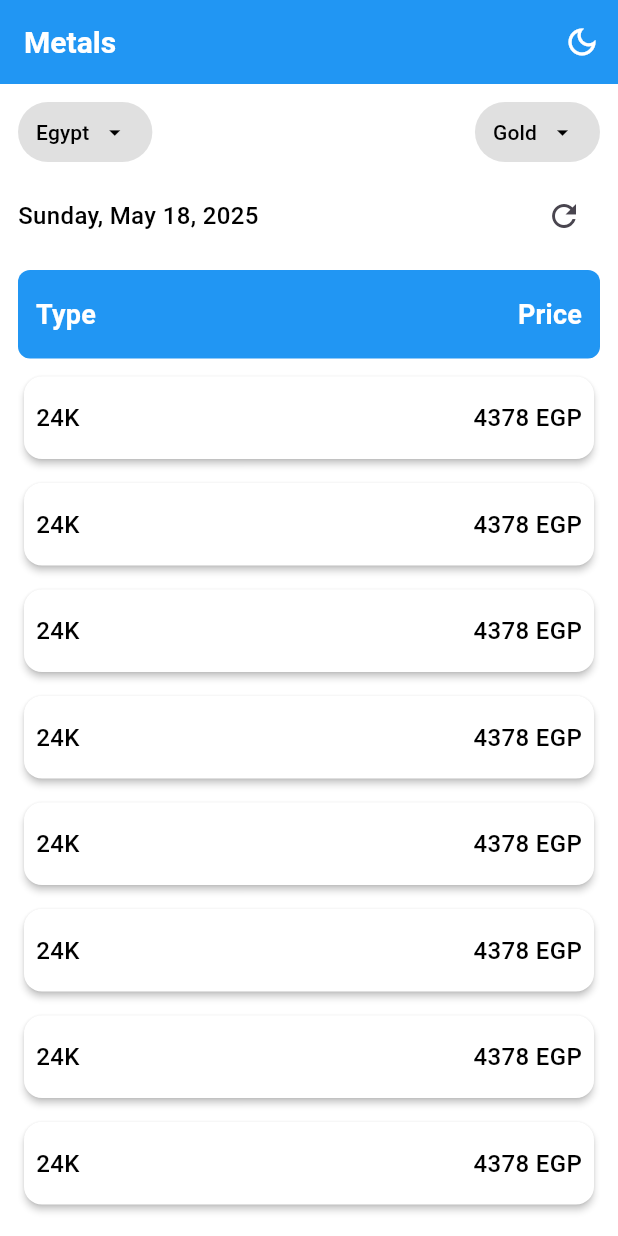
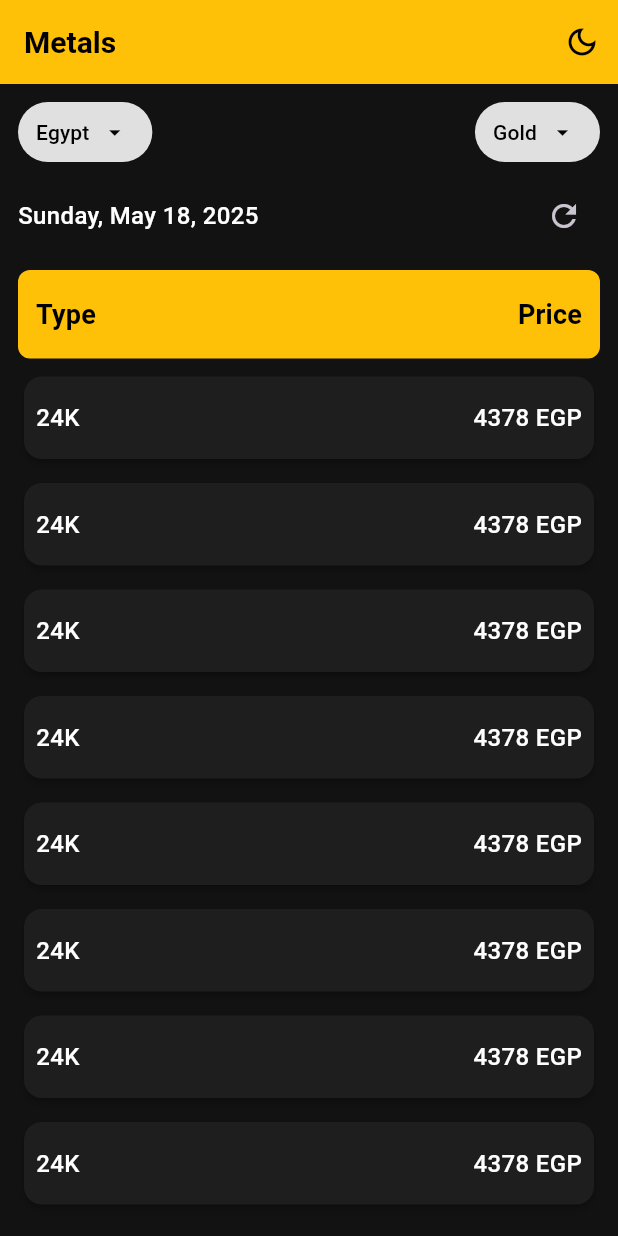
Before and after one commit to Kerolos4555/metal-price, a Flutter app: the screen it shows after launch, after a tap on the "dark mode" icon, on a phone screen of 412 x 824 dp. Run offline on Flutter 3.47's test engine with Material 3 defaults, Android fonts, the phone set to English and light mode, and no system bars; our stand-ins replace dartz, dio, flutter_bloc.

Commit message:
fix some issues and handle changing app theme logic

```diff
--- a/lib/constants/strings.dart
+++ b/lib/constants/strings.dart
@@ -1 +1 @@
-const String baseUrl = 'https://www.goldapi.io/api/';
+const String baseUrl = 'https://www.goldapi.io/api';
--- a/lib/helper/dio_helper.dart
+++ b/lib/helper/dio_helper.dart
@@ -6,7 +6,7 @@ Dio createDio() {
   Dio dio = Dio(
     BaseOptions(
       baseUrl: baseUrl,
-      headers: {'x-access-token': apiKey, "Content-Type": "application/json"},
+      headers: {'x-access-token': apiKey, 'Content-Type': 'application/json'},
       receiveDataWhenStatusError: true,
       connectTimeout: const Duration(seconds: 45),
       receiveTimeout: const Duration(seconds: 45),
--- a/lib/logic/cubit/app_cubit.dart
+++ b/lib/logic/cubit/app_cubit.dart
@@ -4,9 +4,15 @@ import 'package:metal_price/logic/cubit/app_states.dart';
 
 class AppCubit extends Cubit<AppStates> {
   final MetalsRepo metalsRepo;
+  bool isDarkMode = false;
   AppCubit({required this.metalsRepo}) : super(InitialState());
 
-  AppCubit get(context) => BlocProvider.of(context);
+  static AppCubit get(context) => BlocProvider.of(context);
+
+  void changeAppTheme() {
+    isDarkMode = !isDarkMode;
+    emit(AppModeState());
+  }
 
   Future<void> getMetal({required String symbol, required String code}) async {
     emit(LoadingState());
--- a/lib/logic/cubit/app_states.dart
+++ b/lib/logic/cubit/app_states.dart
@@ -3,6 +3,8 @@ import 'package:metal_price/data/model/metal_model.dart';
 abstract class AppStates {}
 
 class InitialState extends AppStates {}
+
+class AppModeState extends AppStates {}
 
 class LoadingState extends AppStates {}
 
--- a/lib/main.dart
+++ b/lib/main.dart
@@ -1,10 +1,11 @@
-import 'package:dio/dio.dart';
 import 'package:flutter/material.dart';
 import 'package:flutter_bloc/flutter_bloc.dart';
 import 'package:metal_price/data/api/api_services.dart';
 import 'package:metal_price/data/repo/metals_repo.dart';
 import 'package:metal_price/helper/bloc_observer.dart';
+import 'package:metal_price/helper/dio_helper.dart';
 import 'package:metal_price/logic/cubit/app_cubit.dart';
+import 'package:metal_price/logic/cubit/app_states.dart';
 import 'package:metal_price/presentation/screens/home_screen.dart';
 import 'package:metal_price/themes/dark_theme.dart';
 import 'package:metal_price/themes/light_theme.dart';
@@ -22,14 +23,21 @@ class MetalPrice extends StatelessWidget {
     return BlocProvider(
       create:
           (context) => AppCubit(
-            metalsRepo: MetalsRepo(apiServices: ApiServices(dio: Dio())),
+            metalsRepo: MetalsRepo(apiServices: ApiServices(dio: createDio())),
           ),
-      child: MaterialApp(
-        debugShowCheckedModeBanner: false,
-        theme: LightThemeData.lightTheme(),
-        darkTheme: DarkThemeData.darkTheme(),
-        themeMode: ThemeMode.light,
-        home: const HomeScreen(),
+      child: BlocBuilder<AppCubit, AppStates>(
+        builder: (context, state) {
+          return MaterialApp(
+            debugShowCheckedModeBanner: false,
+            theme: LightThemeData.lightTheme(),
+            darkTheme: DarkThemeData.darkTheme(),
+            themeMode:
+                AppCubit.get(context).isDarkMode
+                    ? ThemeMode.dark
+                    : ThemeMode.light,
+            home: const HomeScreen(),
+          );
+        },
       ),
     );
   }
--- a/lib/presentation/screens/home_screen.dart
+++ b/lib/presentation/screens/home_screen.dart
@@ -1,4 +1,5 @@
 import 'package:flutter/material.dart';
+import 'package:metal_price/logic/cubit/app_cubit.dart';
 import 'package:metal_price/presentation/widgets/horizontal_buttons.dart';
 import 'package:metal_price/presentation/widgets/last_update.dart';
 import 'package:metal_price/presentation/widgets/list_header.dart';
@@ -14,7 +15,9 @@ class HomeScreen extends StatelessWidget {
         title: const Text('Metals'),
         actions: [
           IconButton(
-            onPressed: () {},
+            onPressed: () {
+              AppCubit.get(context).changeAppTheme();
+            },
             icon: const Icon(Icons.dark_mode_outlined),
           ),
         ],
```
